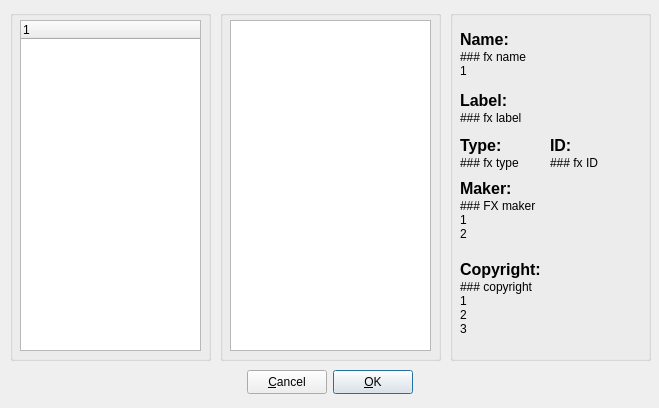
hydrogen-music/hydrogen, file src/gui/src/LadspaFXSelector_UI.ui: the form before one commit.
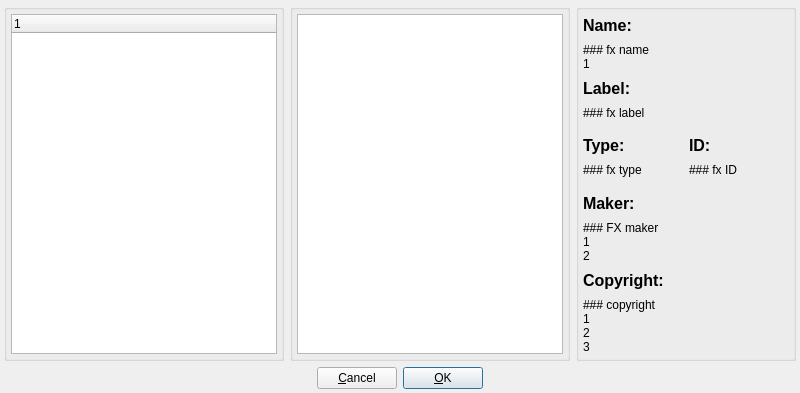
The form after the commit.

Diff of the .ui file:
```diff
--- a/src/gui/src/LadspaFXSelector_UI.ui
+++ b/src/gui/src/LadspaFXSelector_UI.ui
@@ -1,12 +1,12 @@
 <ui version="4.0" >
  <class>LadspaFXSelector_UI</class>
- <widget class="QDialog" name="LadspaFXSelector_UI" >
-  <property name="geometry" >
+ <widget class="QDialog" name="LadspaFXSelector_UI">
+  <property name="geometry">
    <rect>
     <x>0</x>
     <y>0</y>
-    <width>659</width>
-    <height>408</height>
+    <width>800</width>
+    <height>393</height>
    </rect>
   </property>
   <property name="sizePolicy" >
@@ -18,128 +18,40 @@
   <property name="windowTitle" >
    <string>Form1</string>
   </property>
-  <widget class="QWidget" name="Layout33" >
-   <property name="geometry" >
-    <rect>
-     <x>10</x>
-     <y>370</y>
-     <width>640</width>
-     <height>24</height>
-    </rect>
+  <layout class="QGridLayout" name="gridLayout_4">
+   <property name="leftMargin">
+    <number>4</number>
    </property>
-   <layout class="QHBoxLayout" >
-    <property name="spacing" >
-     <number>6</number>
-    </property>
-    <property name="margin" >
-     <number>0</number>
-    </property>
-    <item>
-     <spacer>
-      <property name="orientation" >
-       <enum>Qt::Horizontal</enum>
-      </property>
-      <property name="sizeType" >
-       <enum>QSizePolicy::Expanding</enum>
-      </property>
-      <property name="sizeHint" stdset="0" >
-       <size>
-        <width>20</width>
-        <height>0</height>
-       </size>
-      </property>
-     </spacer>
-    </item>
-    <item>
-     <widget class="QPushButton" name="m_pCancelBtn" >
-      <property name="sizePolicy" >
-       <sizepolicy vsizetype="Preferred" hsizetype="Preferred" >
-        <horstretch>0</horstretch>
-        <verstretch>0</verstretch>
-       </sizepolicy>
-      </property>
-      <property name="minimumSize" >
-       <size>
-        <width>0</width>
-        <height>22</height>
-       </size>
-      </property>
-      <property name="text" >
-       <string>&amp;Cancel</string>
-      </property>
-      <property name="shortcut" >
-       <string>Alt+C</string>
-      </property>
-     </widget>
-    </item>
-    <item>
-     <widget class="QPushButton" name="m_pOkBtn" >
-      <property name="sizePolicy" >
-       <sizepolicy vsizetype="Preferred" hsizetype="Preferred" >
-        <horstretch>0</horstretch>
-        <verstretch>0</verstretch>
-       </sizepolicy>
-      </property>
-      <property name="minimumSize" >
-       <size>
-        <width>0</width>
-        <height>22</height>
-       </size>
-      </property>
-      <property name="text" >
-       <string>&amp;OK</string>
-      </property>
-      <property name="shortcut" >
-       <string>Alt+O</string>
-      </property>
-      <property name="default" >
-       <bool>true</bool>
-      </property>
-      <property name="flat" >
-       <bool>false</bool>
-      </property>
-     </widget>
-    </item>
-    <item>
-     <spacer>
-      <property name="orientation" >
-       <enum>Qt::Horizontal</enum>
-      </property>
-      <property name="sizeType" >
-       <enum>QSizePolicy::Expanding</enum>
-      </property>
-      <property name="sizeHint" stdset="0" >
-       <size>
-        <width>20</width>
-        <height>0</height>
-       </size>
-      </property>
-     </spacer>
-    </item>
-   </layout>
-  </widget>
-  <widget class="QGroupBox" name="groupBox" >
-   <property name="geometry" >
-    <rect>
-     <x>10</x>
-     <y>10</y>
-     <width>201</width>
-     <height>351</height>
-    </rect>
-   </property>
-   <property name="title" >
+   <property name="topMargin">
+    <number>4</number>
+   </property>
+   <property name="rightMargin">
+    <number>4</number>
+   </property>
+   <property name="bottomMargin">
+    <number>4</number>
+   </property>
+   <item row="0" column="0">
+    <widget class="QGroupBox" name="groupBox">
+     <property name="title">
     <string/>
    </property>
-   <widget class="QTreeWidget" name="m_pGroupsListView" >
-    <property name="geometry" >
-     <rect>
-      <x>10</x>
-      <y>10</y>
-      <width>181</width>
-      <height>331</height>
-     </rect>
-    </property>
-    <property name="alternatingRowColors" >
+     <layout class="QGridLayout" name="gridLayout_2">
+      <property name="leftMargin">
+       <number>4</number>
+      </property>
+      <property name="topMargin">
+       <number>4</number>
+      </property>
+      <property name="rightMargin">
+       <number>4</number>
+      </property>
+      <property name="bottomMargin">
+       <number>4</number>
+      </property>
+      <item row="0" column="0">
+       <widget class="QTreeWidget" name="m_pGroupsListView">
+        <property name="alternatingRowColors">
      <bool>true</bool>
     </property>
     <property name="sortingEnabled" >
@@ -151,55 +63,65 @@
      </property>
     </column>
    </widget>
-  </widget>
-  <widget class="QGroupBox" name="groupBox_2" >
-   <property name="geometry" >
-    <rect>
-     <x>220</x>
-     <y>10</y>
-     <width>221</width>
-     <height>351</height>
-    </rect>
-   </property>
-   <property name="title" >
+      </item>
+     </layout>
+    </widget>
+   </item>
+   <item row="0" column="1">
+    <widget class="QGroupBox" name="groupBox_2">
+     <property name="title">
     <string/>
    </property>
-   <widget class="QListWidget" name="m_pPluginsListBox" >
-    <property name="geometry" >
-     <rect>
-      <x>10</x>
-      <y>10</y>
-      <width>201</width>
-      <height>331</height>
-     </rect>
-    </property>
-    <property name="alternatingRowColors" >
+     <layout class="QGridLayout" name="gridLayout_3">
+      <property name="leftMargin">
+       <number>4</number>
+      </property>
+      <property name="topMargin">
+       <number>4</number>
+      </property>
+      <property name="rightMargin">
+       <number>4</number>
+      </property>
+      <property name="bottomMargin">
+       <number>4</number>
+      </property>
+      <item row="0" column="0">
+       <widget class="QListWidget" name="m_pPluginsListBox">
+        <property name="alternatingRowColors">
      <bool>true</bool>
     </property>
    </widget>
-  </widget>
-  <widget class="QGroupBox" name="groupBox_3" >
-   <property name="geometry" >
-    <rect>
-     <x>450</x>
-     <y>10</y>
-     <width>201</width>
-     <height>351</height>
-    </rect>
-   </property>
-   <property name="title" >
+      </item>
+     </layout>
+    </widget>
+   </item>
+   <item row="0" column="2">
+    <widget class="QGroupBox" name="groupBox_3">
+     <property name="minimumSize">
+      <size>
+       <width>220</width>
+       <height>0</height>
+      </size>
+     </property>
+     <property name="title">
     <string/>
    </property>
-   <widget class="QLabel" name="textLabel1" >
-    <property name="geometry" >
-     <rect>
-      <x>10</x>
-      <y>20</y>
-      <width>180</width>
-      <height>20</height>
-     </rect>
-    </property>
-    <property name="font" >
+     <layout class="QGridLayout" name="gridLayout">
+      <property name="leftMargin">
+       <number>4</number>
+      </property>
+      <property name="topMargin">
+       <number>4</number>
+      </property>
+      <property name="rightMargin">
+       <number>4</number>
+      </property>
+      <property name="bottomMargin">
+       <number>4</number>
+      </property>
+      <item row="0" column="0" colspan="2">
+       <widget class="QLabel" name="textLabel1">
+        <property name="font">
      <font>
       <pointsize>12</pointsize>
       <weight>50</weight>
@@ -213,20 +135,14 @@
      <string>&lt;!DOCTYPE HTML PUBLIC "-//W3C//DTD HTML 4.0//EN" "http://www.w3.org/TR/REC-html40/strict.dtd">
 &lt;html>&lt;head>&lt;meta name="qrichtext" content="1" />&lt;style type="text/css">
 p, li { white-space: pre-wrap; }
-&lt;/style>&lt;/head>&lt;body style=" font-family:'DejaVu Sans'; font-size:12pt; font-weight:400; font-style:normal;">
-&lt;p style=" margin-top:0px; margin-bottom:0px; margin-left:0px; margin-right:0px; -qt-block-indent:0; text-indent:0px;">&lt;span style=" font-weight:600;">Name:&lt;/span>&lt;/p>&lt;/body>&lt;/html></string>
-    </property>
-   </widget>
-   <widget class="QLabel" name="m_nameLbl" >
-    <property name="geometry" >
-     <rect>
-      <x>10</x>
-      <y>40</y>
-      <width>180</width>
-      <height>41</height>
-     </rect>
-    </property>
-    <property name="text" >
+&lt;/style&gt;&lt;/head&gt;&lt;body style=&quot; font-family:'DejaVu Sans'; font-size:12pt; font-weight:400; font-style:normal;&quot;&gt;
+&lt;p style=&quot; margin-top:0px; margin-bottom:0px; margin-left:0px; margin-right:0px; -qt-block-indent:0; text-indent:0px;&quot;&gt;&lt;span style=&quot; font-weight:600;&quot;&gt;Name:&lt;/span&gt;&lt;/p&gt;&lt;/body&gt;&lt;/html&gt;</string>
+        </property>
+       </widget>
+      </item>
+      <item row="1" column="0" colspan="2">
+       <widget class="QLabel" name="m_nameLbl">
+        <property name="text">
      <string>### fx name
 1</string>
     </property>
@@ -237,16 +153,10 @@
      <bool>true</bool>
     </property>
    </widget>
-   <widget class="QLabel" name="textLabel2" >
-    <property name="geometry" >
-     <rect>
-      <x>10</x>
-      <y>81</y>
-      <width>180</width>
-      <height>19</height>
-     </rect>
-    </property>
-    <property name="font" >
+      </item>
+      <item row="2" column="0" colspan="2">
+       <widget class="QLabel" name="textLabel2">
+        <property name="font">
      <font>
       <pointsize>12</pointsize>
       <weight>50</weight>
@@ -260,20 +170,14 @@
      <string>&lt;!DOCTYPE HTML PUBLIC "-//W3C//DTD HTML 4.0//EN" "http://www.w3.org/TR/REC-html40/strict.dtd">
 &lt;html>&lt;head>&lt;meta name="qrichtext" content="1" />&lt;style type="text/css">
 p, li { white-space: pre-wrap; }
-&lt;/style>&lt;/head>&lt;body style=" font-family:'DejaVu Sans'; font-size:12pt; font-weight:400; font-style:normal;">
-&lt;p style=" margin-top:0px; margin-bottom:0px; margin-left:0px; margin-right:0px; -qt-block-indent:0; text-indent:0px;">&lt;span style=" font-weight:600;">Label:&lt;/span>&lt;/p>&lt;/body>&lt;/html></string>
-    </property>
-   </widget>
-   <widget class="QLabel" name="m_labelLbl" >
-    <property name="geometry" >
-     <rect>
-      <x>10</x>
-      <y>101</y>
-      <width>180</width>
-      <height>20</height>
-     </rect>
-    </property>
-    <property name="text" >
+&lt;/style&gt;&lt;/head&gt;&lt;body style=&quot; font-family:'DejaVu Sans'; font-size:12pt; font-weight:400; font-style:normal;&quot;&gt;
+&lt;p style=&quot; margin-top:0px; margin-bottom:0px; margin-left:0px; margin-right:0px; -qt-block-indent:0; text-indent:0px;&quot;&gt;&lt;span style=&quot; font-weight:600;&quot;&gt;Label:&lt;/span&gt;&lt;/p&gt;&lt;/body&gt;&lt;/html&gt;</string>
+        </property>
+       </widget>
+      </item>
+      <item row="3" column="0" colspan="2">
+       <widget class="QLabel" name="m_labelLbl">
+        <property name="text">
      <string>### fx label</string>
     </property>
     <property name="alignment" >
@@ -283,16 +187,10 @@
      <bool>false</bool>
     </property>
    </widget>
-   <widget class="QLabel" name="textLabel3" >
-    <property name="geometry" >
-     <rect>
-      <x>10</x>
-      <y>126</y>
-      <width>80</width>
-      <height>20</height>
-     </rect>
-    </property>
-    <property name="font" >
+      </item>
+      <item row="4" column="0">
+       <widget class="QLabel" name="textLabel3">
+        <property name="font">
      <font>
       <pointsize>12</pointsize>
       <weight>50</weight>
@@ -306,20 +204,14 @@
      <string>&lt;!DOCTYPE HTML PUBLIC "-//W3C//DTD HTML 4.0//EN" "http://www.w3.org/TR/REC-html40/strict.dtd">
 &lt;html>&lt;head>&lt;meta name="qrichtext" content="1" />&lt;style type="text/css">
 p, li { white-space: pre-wrap; }
-&lt;/style>&lt;/head>&lt;body style=" font-family:'DejaVu Sans'; font-size:12pt; font-weight:400; font-style:normal;">
-&lt;p style=" margin-top:0px; margin-bottom:0px; margin-left:0px; margin-right:0px; -qt-block-indent:0; text-indent:0px;">&lt;span style=" font-weight:600;">Type:&lt;/span>&lt;/p>&lt;/body>&lt;/html></string>
-    </property>
-   </widget>
-   <widget class="QLabel" name="textLabel1_2" >
-    <property name="geometry" >
-     <rect>
-      <x>100</x>
-      <y>126</y>
-      <width>90</width>
-      <height>20</height>
-     </rect>
-    </property>
-    <property name="font" >
+&lt;/style&gt;&lt;/head&gt;&lt;body style=&quot; font-family:'DejaVu Sans'; font-size:12pt; font-weight:400; font-style:normal;&quot;&gt;
+&lt;p style=&quot; margin-top:0px; margin-bottom:0px; margin-left:0px; margin-right:0px; -qt-block-indent:0; text-indent:0px;&quot;&gt;&lt;span style=&quot; font-weight:600;&quot;&gt;Type:&lt;/span&gt;&lt;/p&gt;&lt;/body&gt;&lt;/html&gt;</string>
+        </property>
+       </widget>
+      </item>
+      <item row="4" column="1">
+       <widget class="QLabel" name="textLabel1_2">
+        <property name="font">
      <font>
       <pointsize>12</pointsize>
       <weight>50</weight>
@@ -333,52 +225,34 @@
      <string>&lt;!DOCTYPE HTML PUBLIC "-//W3C//DTD HTML 4.0//EN" "http://www.w3.org/TR/REC-html40/strict.dtd">
 &lt;html>&lt;head>&lt;meta name="qrichtext" content="1" />&lt;style type="text/css">
 p, li { white-space: pre-wrap; }
-&lt;/style>&lt;/head>&lt;body style=" font-family:'DejaVu Sans'; font-size:12pt; font-weight:400; font-style:normal;">
-&lt;p style=" margin-top:0px; margin-bottom:0px; margin-left:0px; margin-right:0px; -qt-block-indent:0; text-indent:0px;">&lt;span style=" font-weight:600;">ID:&lt;/span>&lt;/p>&lt;/body>&lt;/html></string>
-    </property>
-   </widget>
-   <widget class="QLabel" name="m_typeLbl" >
-    <property name="geometry" >
-     <rect>
-      <x>10</x>
-      <y>146</y>
-      <width>80</width>
-      <height>20</height>
-     </rect>
-    </property>
-    <property name="text" >
+&lt;/style&gt;&lt;/head&gt;&lt;body style=&quot; font-family:'DejaVu Sans'; font-size:12pt; font-weight:400; font-style:normal;&quot;&gt;
+&lt;p style=&quot; margin-top:0px; margin-bottom:0px; margin-left:0px; margin-right:0px; -qt-block-indent:0; text-indent:0px;&quot;&gt;&lt;span style=&quot; font-weight:600;&quot;&gt;ID:&lt;/span&gt;&lt;/p&gt;&lt;/body&gt;&lt;/html&gt;</string>
+        </property>
+       </widget>
+      </item>
+      <item row="5" column="0">
+       <widget class="QLabel" name="m_typeLbl">
+        <property name="text">
      <string>### fx type</string>
     </property>
     <property name="alignment" >
      <set>Qt::AlignTop</set>
     </property>
    </widget>
-   <widget class="QLabel" name="m_pIDLbl" >
-    <property name="geometry" >
-     <rect>
-      <x>100</x>
-      <y>146</y>
-      <width>90</width>
-      <height>20</height>
-     </rect>
-    </property>
-    <property name="text" >
+      </item>
+      <item row="5" column="1">
+       <widget class="QLabel" name="m_pIDLbl">
+        <property name="text">
      <string>### fx ID</string>
     </property>
     <property name="alignment" >
      <set>Qt::AlignTop</set>
     </property>
    </widget>
-   <widget class="QLabel" name="textLabel3_2" >
-    <property name="geometry" >
-     <rect>
-      <x>10</x>
-      <y>169</y>
-      <width>180</width>
-      <height>20</height>
-     </rect>
-    </property>
-    <property name="font" >
+      </item>
+      <item row="6" column="0" colspan="2">
+       <widget class="QLabel" name="textLabel3_2">
+        <property name="font">
      <font>
       <pointsize>12</pointsize>
       <weight>50</weight>
@@ -392,20 +266,14 @@
      <string>&lt;!DOCTYPE HTML PUBLIC "-//W3C//DTD HTML 4.0//EN" "http://www.w3.org/TR/REC-html40/strict.dtd">
 &lt;html>&lt;head>&lt;meta name="qrichtext" content="1" />&lt;style type="text/css">
 p, li { white-space: pre-wrap; }
-&lt;/style>&lt;/head>&lt;body style=" font-family:'DejaVu Sans'; font-size:12pt; font-weight:400; font-style:normal;">
-&lt;p style=" margin-top:0px; margin-bottom:0px; margin-left:0px; margin-right:0px; -qt-block-indent:0; text-indent:0px;">&lt;span style=" font-weight:600;">Maker:&lt;/span>&lt;/p>&lt;/body>&lt;/html></string>
-    </property>
-   </widget>
-   <widget class="QLabel" name="m_pMakerLbl" >
-    <property name="geometry" >
-     <rect>
-      <x>10</x>
-      <y>189</y>
-      <width>180</width>
-      <height>61</height>
-     </rect>
-    </property>
-    <property name="text" >
+&lt;/style&gt;&lt;/head&gt;&lt;body style=&quot; font-family:'DejaVu Sans'; font-size:12pt; font-weight:400; font-style:normal;&quot;&gt;
+&lt;p style=&quot; margin-top:0px; margin-bottom:0px; margin-left:0px; margin-right:0px; -qt-block-indent:0; text-indent:0px;&quot;&gt;&lt;span style=&quot; font-weight:600;&quot;&gt;Maker:&lt;/span&gt;&lt;/p&gt;&lt;/body&gt;&lt;/html&gt;</string>
+        </property>
+       </widget>
+      </item>
+      <item row="7" column="0" colspan="2">
+       <widget class="QLabel" name="m_pMakerLbl">
+        <property name="text">
      <string>### FX maker
 1
 2</string>
@@ -417,16 +285,10 @@
      <bool>true</bool>
     </property>
    </widget>
-   <widget class="QLabel" name="textLabel5" >
-    <property name="geometry" >
-     <rect>
-      <x>10</x>
-      <y>250</y>
-      <width>180</width>
-      <height>20</height>
-     </rect>
-    </property>
-    <property name="font" >
+      </item>
+      <item row="8" column="0" colspan="2">
+       <widget class="QLabel" name="textLabel5">
+        <property name="font">
      <font>
       <pointsize>12</pointsize>
       <weight>50</weight>
@@ -440,20 +302,14 @@
      <string>&lt;!DOCTYPE HTML PUBLIC "-//W3C//DTD HTML 4.0//EN" "http://www.w3.org/TR/REC-html40/strict.dtd">
 &lt;html>&lt;head>&lt;meta name="qrichtext" content="1" />&lt;style type="text/css">
 p, li { white-space: pre-wrap; }
-&lt;/style>&lt;/head>&lt;body style=" font-family:'DejaVu Sans'; font-size:12pt; font-weight:400; font-style:normal;">
-&lt;p style=" margin-top:0px; margin-bottom:0px; margin-left:0px; margin-right:0px; -qt-block-indent:0; text-indent:0px;">&lt;span style=" font-weight:600;">Copyright:&lt;/span>&lt;/p>&lt;/body>&lt;/html></string>
-    </property>
-   </widget>
-   <widget class="QLabel" name="m_pCopyrightLbl" >
-    <property name="geometry" >
-     <rect>
-      <x>10</x>
-      <y>270</y>
-      <width>180</width>
-      <height>71</height>
-     </rect>
-    </property>
-    <property name="text" >
+&lt;/style&gt;&lt;/head&gt;&lt;body style=&quot; font-family:'DejaVu Sans'; font-size:12pt; font-weight:400; font-style:normal;&quot;&gt;
+&lt;p style=&quot; margin-top:0px; margin-bottom:0px; margin-left:0px; margin-right:0px; -qt-block-indent:0; text-indent:0px;&quot;&gt;&lt;span style=&quot; font-weight:600;&quot;&gt;Copyright:&lt;/span&gt;&lt;/p&gt;&lt;/body&gt;&lt;/html&gt;</string>
+        </property>
+       </widget>
+      </item>
+      <item row="9" column="0" colspan="2">
+       <widget class="QLabel" name="m_pCopyrightLbl">
+        <property name="text">
      <string>### copyright
 1
 2
@@ -466,9 +322,99 @@
      <bool>true</bool>
     </property>
    </widget>
-  </widget>
- </widget>
- <layoutdefault spacing="6" margin="11" />
+      </item>
+     </layout>
+    </widget>
+   </item>
+   <item row="1" column="0" colspan="3">
+    <layout class="QHBoxLayout">
+     <item>
+      <spacer>
+       <property name="orientation">
+        <enum>Qt::Horizontal</enum>
+       </property>
+       <property name="sizeType">
+        <enum>QSizePolicy::Expanding</enum>
+       </property>
+       <property name="sizeHint" stdset="0">
+        <size>
+         <width>20</width>
+         <height>0</height>
+        </size>
+       </property>
+      </spacer>
+     </item>
+     <item>
+      <widget class="QPushButton" name="m_pCancelBtn">
+       <property name="sizePolicy">
+        <sizepolicy hsizetype="Preferred" vsizetype="Preferred">
+         <horstretch>0</horstretch>
+         <verstretch>0</verstretch>
+        </sizepolicy>
+       </property>
+       <property name="minimumSize">
+        <size>
+         <width>0</width>
+         <height>22</height>
+        </size>
+       </property>
+       <property name="text">
+        <string>&amp;Cancel</string>
+       </property>
+       <property name="shortcut">
+        <string>Alt+C</string>
+       </property>
+      </widget>
+     </item>
+     <item>
+      <widget class="QPushButton" name="m_pOkBtn">
+       <property name="sizePolicy">
+        <sizepolicy hsizetype="Preferred" vsizetype="Preferred">
+         <horstretch>0</horstretch>
+         <verstretch>0</verstretch>
+        </sizepolicy>
+       </property>
+       <property name="minimumSize">
+        <size>
+         <width>0</width>
+         <height>22</height>
+        </size>
+       </property>
+       <property name="text">
+        <string>&amp;OK</string>
+       </property>
+       <property name="shortcut">
+        <string>Alt+O</string>
+       </property>
+       <property name="default">
+        <bool>true</bool>
+       </property>
+       <property name="flat">
+        <bool>false</bool>
+       </property>
+      </widget>
+     </item>
+     <item>
+      <spacer>
+       <property name="orientation">
+        <enum>Qt::Horizontal</enum>
+       </property>
+       <property name="sizeType">
+        <enum>QSizePolicy::Expanding</enum>
+       </property>
+       <property name="sizeHint" stdset="0">
+        <size>
+         <width>20</width>
+         <height>0</height>
+        </size>
+       </property>
+      </spacer>
+     </item>
+    </layout>
+   </item>
+  </layout>
+ </widget>
+ <layoutdefault spacing="6" margin="11"/>
  <resources/>
  <connections>
   <connection>
```
Left out of the diff: 77 changed lines with no effect on the pictures. Lines whose indentation alone changed are shown as unchanged.
